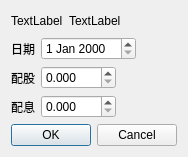
The window that QtStockDividendEditDialog.ui (foxking0416/PythonStockPrice) describes before a commit, drawn with Qt 5.
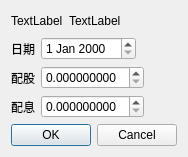
The same window after the commit.

Commit message: 修正一些基本錯誤

```diff
--- a/QtStockDividendEditDialog.ui
+++ b/QtStockDividendEditDialog.ui
@@ -102,7 +102,7 @@
         </size>
        </property>
        <property name="decimals">
-        <number>3</number>
+        <number>9</number>
        </property>
        <property name="maximum">
         <double>999.990000000000009</double>
@@ -142,7 +142,7 @@
         </size>
        </property>
        <property name="decimals">
-        <number>3</number>
+        <number>9</number>
        </property>
        <property name="maximum">
         <double>999.990000000000009</double>
```
The commit also changes 2 other files.
